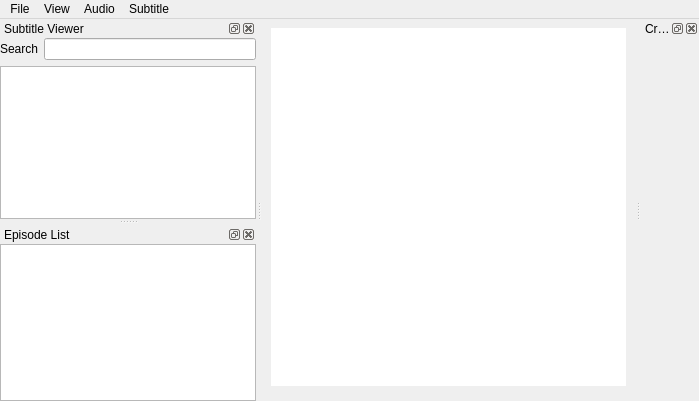
DatDarkAlpaca/sore-crow, file sore-crow/res/designer/crow_window.ui: the form before one commit.
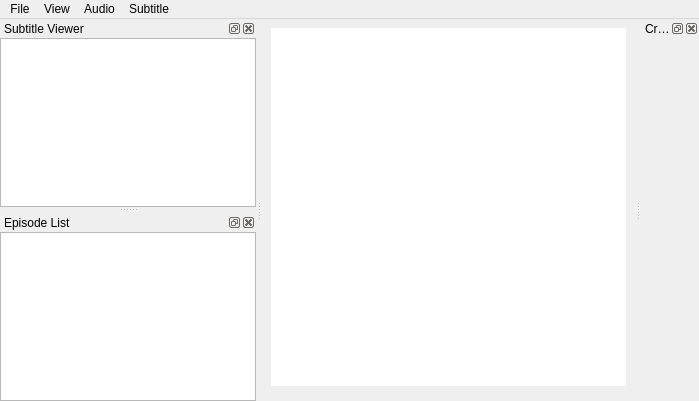
The form after the commit. Custom widgets are drawn as their Qt base class.

Commit message: [WIP] Removes the search bar

The edit to the form file:
```diff
--- a/sore-crow/res/designer/crow_window.ui
+++ b/sore-crow/res/designer/crow_window.ui
@@ -78,21 +78,7 @@
       <number>0</number>
      </property>
      <item>
-      <layout class="QHBoxLayout" name="searchInputLayout">
-       <item>
-        <widget class="QLabel" name="searchIcon">
-         <property name="text">
-          <string>Search</string>
-         </property>
-        </widget>
-       </item>
-       <item>
-        <widget class="QLineEdit" name="searchLineInput"/>
-       </item>
-      </layout>
-     </item>
-     <item>
-      <widget class="QListWidget" name="subtitleList"/>
+      <widget class="sore::SubtitleListWidget" name="subtitleList"/>
      </item>
     </layout>
    </widget>
@@ -309,6 +295,11 @@
    <extends>QGraphicsView</extends>
    <header>gui/widgets/crow_video/crow_video.h</header>
   </customwidget>
+  <customwidget>
+   <class>sore::SubtitleListWidget</class>
+   <extends>QListWidget</extends>
+   <header>gui/widgets/subtitle_list/subtitle_list_widget.h</header>
+  </customwidget>
  </customwidgets>
  <resources/>
  <connections>
```
The commit also changes 4 other files.
